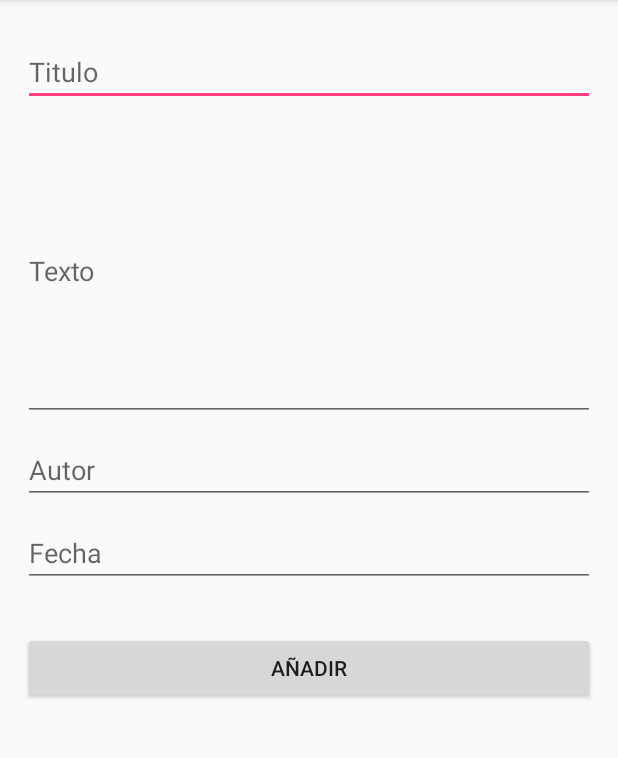
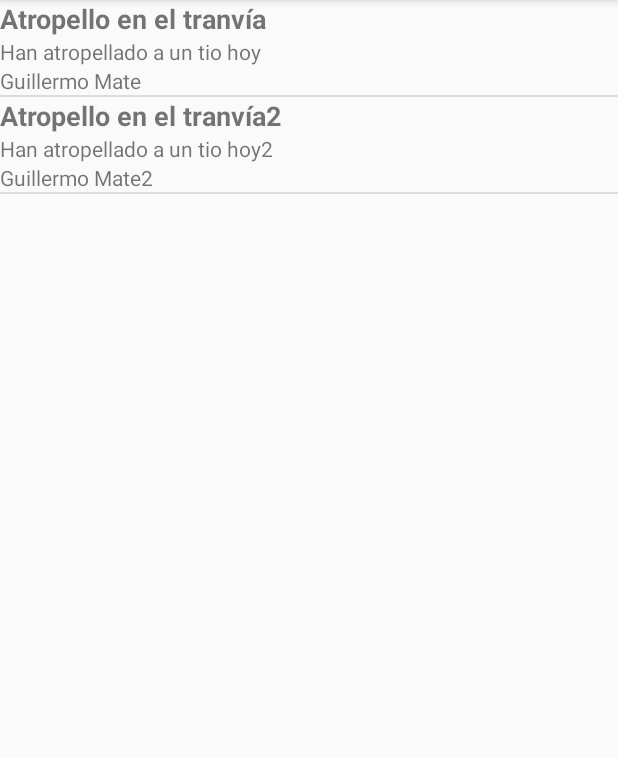
Before and after one commit to codeandcoke/android-ejercicios, an Android app: the screen it shows after launch (AltaNoticia before the commit, MainActivity after it), on a phone screen of 412 x 824 dp, the part 84-842 px from its top. Run offline under Robolectric (Android 15) with nearby library versions, the phone set to English and light mode, and no system bars.

Commit message:
[Noticias] Terminado el adapter

```diff
--- a/Noticias/app/src/main/AndroidManifest.xml
+++ b/Noticias/app/src/main/AndroidManifest.xml
@@ -10,15 +10,15 @@
         android:supportsRtl="true"
         android:theme="@style/AppTheme">
         <activity android:name=".MainActivity">
-
-        </activity>
-        <activity android:name=".AltaNoticia">
             <intent-filter>
                 <action android:name="android.intent.action.MAIN" />
 
                 <category android:name="android.intent.category.LAUNCHER" />
             </intent-filter>
         </activity>
+        <activity android:name=".AltaNoticia">
+
+        </activity>
     </application>
 
 </manifest>
--- a/Noticias/app/src/main/java/com/sfaci/noticias/MainActivity.java
+++ b/Noticias/app/src/main/java/com/sfaci/noticias/MainActivity.java
@@ -2,6 +2,13 @@ package com.sfaci.noticias;
 
 import android.support.v7.app.AppCompatActivity;
 import android.os.Bundle;
+import android.support.v7.widget.ListViewCompat;
+import android.widget.ListView;
+
+import com.sfaci.noticias.adapters.NoticiaAdapter;
+import com.sfaci.noticias.base.Noticia;
+
+import java.util.ArrayList;
 
 public class MainActivity extends AppCompatActivity {
 
@@ -10,7 +17,23 @@ public class MainActivity extends AppCompatActivity {
         super.onCreate(savedInstanceState);
         setContentView(R.layout.activity_main);
 
+        ArrayList<Noticia> noticias = new ArrayList<>();
 
+        // Poblar la lista de noticias
+        // De la Base de Datos o de donde sea
+        Noticia noticia = new Noticia();
+        noticia.setTitulo("Atropello en el tranvía");
+        noticia.setTexto("Han atropellado a un tio hoy");
+        noticia.setAutor("Guillermo Mate");
+        noticias.add(noticia);
+        noticia = new Noticia();
+        noticia.setTitulo("Atropello en el tranvía2");
+        noticia.setTexto("Han atropellado a un tio hoy2");
+        noticia.setAutor("Guillermo Mate2");
+        noticias.add(noticia);
 
+        ListView lvNoticias = (ListView) findViewById(R.id.lvNoticias);
+        NoticiaAdapter adapter = new NoticiaAdapter(this, noticias);
+        lvNoticias.setAdapter(adapter);
     }
 }
--- a/Noticias/app/src/main/java/com/sfaci/noticias/adapters/NoticiaAdapter.java
+++ b/Noticias/app/src/main/java/com/sfaci/noticias/adapters/NoticiaAdapter.java
@@ -54,7 +54,14 @@ public class NoticiaAdapter extends BaseAdapter {
         else {
             viewHolder = (ViewHolder) view.getTag();
         }
-        return null;
+
+        Noticia noticia = noticias.get(posicion);
+        viewHolder.tvTitulo.setText(noticia.getTitulo());
+        viewHolder.tvFragmento.setText(noticia.getTexto());
+        viewHolder.tvAutorFecha.setText(noticia.getAutor());
+
+
+        return view;
     }
 
     @Override
```
